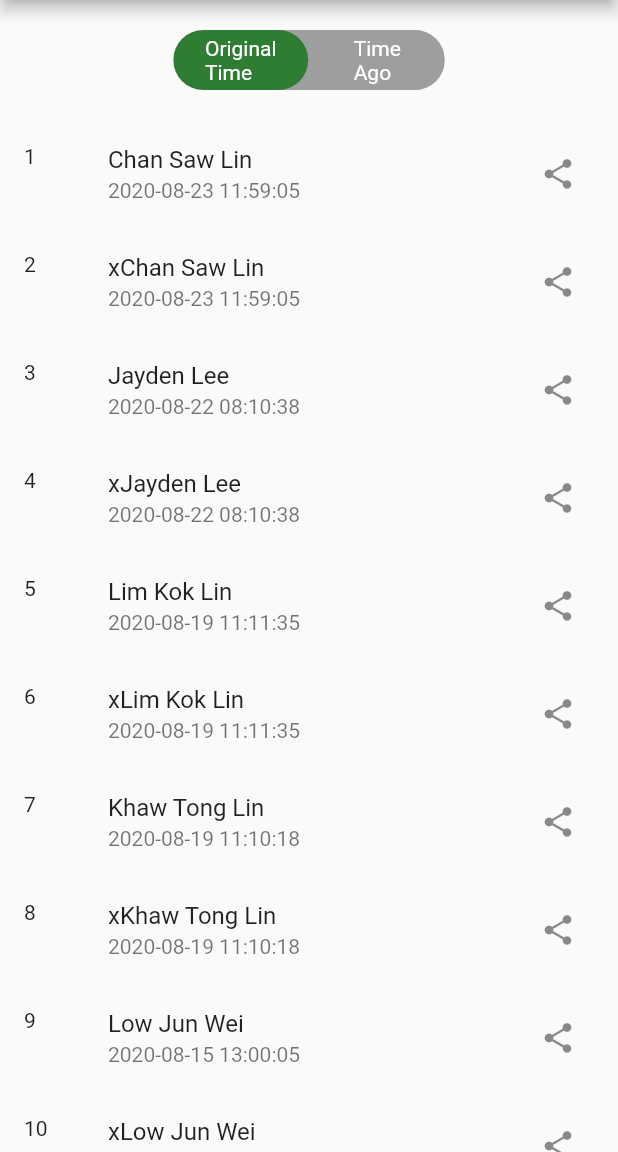
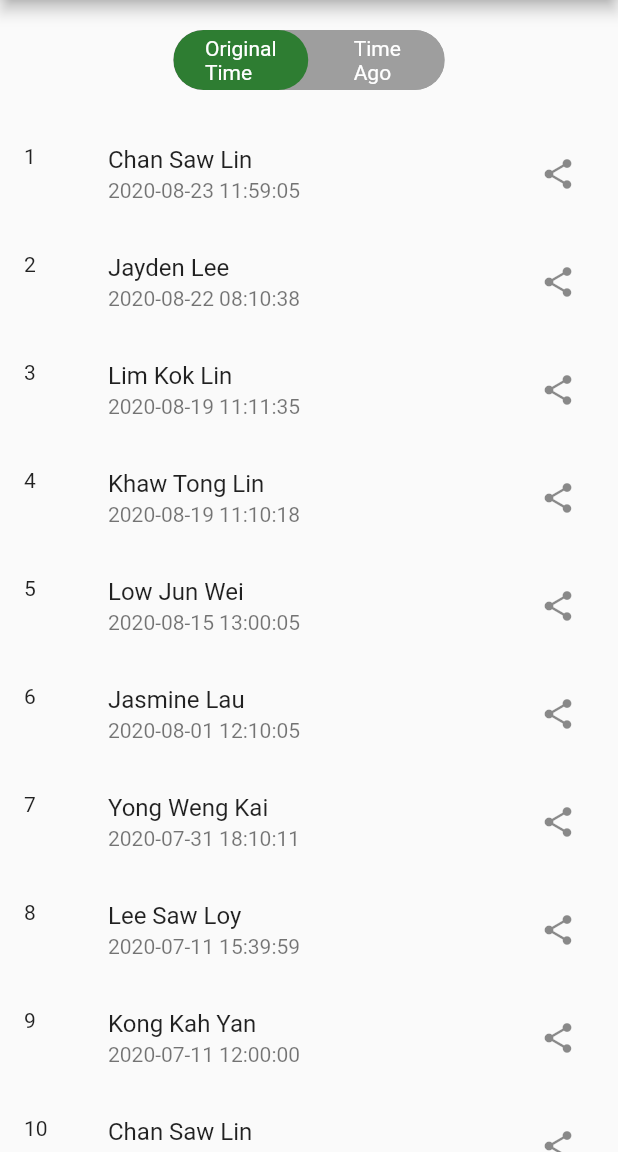
Before and after one commit to haoyangkong99/Contact-List-By-Kong-Hao-Yang, a Flutter app: the screen it shows after launch, after a tap on an icon or button, on a phone screen of 412 x 824 dp, the part 84-1236 px from its top. Run offline on Flutter 3.47's test engine with Material 2 defaults, Android fonts, the phone set to English and light mode, and no system bars; drawn by our look-alikes of toggle_switch; our stand-ins replace share_plus.

Commit message:
3.0 Completed but still minor refinement

```diff
--- a/assets/contactlist.json
+++ b/assets/contactlist.json
@@ -14,16 +14,8 @@
             { "user": "Jasmine Lau" ,"phone": "0162879190", "check-in": "2020-08-01 12:10:05" },
             { "user": "Chan Saw Lin", "phone": "016783239" ,"check-in": "2020-08-23 11:59:05" }
 
-            ,
-            { "user": "xLee Saw Loy", "phone": "0161231346", "check-in": "2020-07-11 15:39:59" },
-            { "user": "xKhaw Tong Lin", "phone": "0158398109" ,"check-in": "2020-08-19 11:10:18" },
-            { "user": "xLim Kok Lin" ,"phone": "0168279101", "check-in": "2020-08-19 11:11:35" },
-            { "user": "xLow Jun Wei" ,"phone": "0112731912", "check-in": "2020-08-15 13:00:05" },
-            { "user": "xYong Weng Kai", "phone": "0172332743", "check-in": "2020-07-31 18:10:11 "},
-            { "user": "xJayden Lee", "phone": "0191236439", "check-in": "2020-08-22 08:10:38 "},
-            { "user": "xKong Kah Yan", "phone": "0111931233" ,"check-in": "2020-07-11 12:00:00" },
-            { "user": "xJasmine Lau" ,"phone": "0162879190", "check-in": "2020-08-01 12:10:05" },
-            { "user": "xChan Saw Lin", "phone": "016783239" ,"check-in": "2020-08-23 11:59:05" }
+
+
 
 
     ]
--- a/lib/main.dart
+++ b/lib/main.dart
@@ -8,7 +8,7 @@ import 'package:contactlist/model/contact.dart';
 import 'package:share_plus/share_plus.dart';
 
 void main() {
-  runApp(RootRestorationScope(child: const MyApp(), restorationId: "root",));
+  runApp(const MyApp());
 }
 
 class MyApp extends StatelessWidget {
@@ -18,7 +18,7 @@ class MyApp extends StatelessWidget {
   @override
   Widget build(BuildContext context) {
     return MaterialApp(
-
+      restorationScopeId: 'root',
       debugShowCheckedModeBanner: false,
       title: 'Contact List',
       theme: ThemeData(
@@ -48,10 +48,11 @@ class _contactbodyState extends State<contactbody> with RestorationMixin {
   @override
 
 
+
   bool switching=false;
   bool ori=false;
   int currentpos=1;
-  final RestorableInt _Tindex = RestorableInt(0);
+  final RestorableInt _Tindex = RestorableInt(1);
   String get restorationId => 'contactbody';
 
   List <contactinfo> items=[];
@@ -161,7 +162,7 @@ double halfnum=0;
   activeFgColor: Colors.white,
   inactiveBgColor: Colors.grey,
   inactiveFgColor: Colors.white,
-  initialLabelIndex: currentpos,
+  initialLabelIndex: _Tindex.value,
   totalSwitches: 2,
   labels: ['Original\nTime', 'Time\nAgo'],
   radiusStyle: true,
@@ -169,13 +170,15 @@ double halfnum=0;
       if(ori)
     {
       ori=false;
-      currentpos=1;
+      // currentpos=1;
+      _Tindex.value=1;
 
     }
     else
     {
       ori=true;
-      currentpos=0;
+      // currentpos=0;
+        _Tindex.value=0;
     }
 
     setState(() {
@@ -215,9 +218,13 @@ double halfnum=0;
                                    physics: BouncingScrollPhysics(),
 
                                    shrinkWrap: true,
-                                             itemCount: show.length,
+                                             itemCount: show.length==items.length?show.length+1:show.length,
                                              itemBuilder:(context,index)
                                              {
+                                               if (index==items.length)
+                                               {
+                                                 return endOfList();
+                                               }
                                                return ListTile(
                                     leading: Text((index+1).toString()),
                                     title: Text(show[index].user),
@@ -237,7 +244,7 @@ double halfnum=0;
 
                                              ),
                        ),
-                       endOfList()
+
                      ],
                    ),
                  );}
@@ -338,4 +345,5 @@ show.add(items[p]);
         });
 
   });}
+
 }
--- a/lib/model/contact.dart
+++ b/lib/model/contact.dart
@@ -8,6 +8,6 @@ String user, phone;
 DateTime checkin;
 
 contactinfo ({required this.user,required this.phone, required this.checkin});
-contactinfo.fromJson(Map<dynamic,dynamic> json):this(checkin: DateFormat("yyyy-MM-dd hh:mm:ss").parse(json["check-in"].toString()),phone: json["phone"].toString() ,user: json["user"].toString(),) ;
+contactinfo.fromJson(Map<dynamic,dynamic> json):this(checkin: DateFormat("yyyy-MM-dd HH:mm:ss").parse(json["check-in"].toString()),phone: json["phone"].toString() ,user: json["user"].toString(),) ;
 
 }
```
